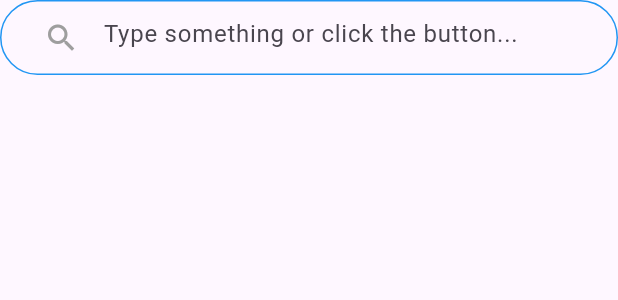
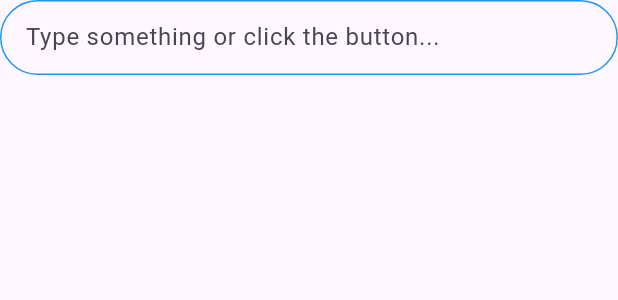
Before and after one commit to vaclisinc/Travelity, a Flutter app: the MyInputField widget shown alone on an empty page, opened directly, on a phone screen of 412 x 824 dp. Shown: the top 300 px of the screen. Run offline on Flutter 3.47's test engine with Material 3 defaults, Android fonts, the phone set to English and light mode, and no system bars; our stand-ins replace equatable, flutter_bloc, get_it, introduction_screen, shared_preferences, timelines; accounts and stored records are empty; network calls fail.

Commit message:
Feat: remove prompt prefix icon

```diff
--- a/lib/features/home/widgets/prompt_field.dart
+++ b/lib/features/home/widgets/prompt_field.dart
@@ -41,10 +41,8 @@ class MyInputField extends StatelessWidget {
               padding: EdgeInsets.symmetric(horizontal: 16.0),
               child: TextField(
                 decoration: InputDecoration(
-                  contentPadding: EdgeInsets.only(top: 10),
                   hintText: 'Type something or click the button...',
                   border: InputBorder.none,
-                  prefixIcon: Icon(Icons.search, color: Colors.grey),
                 ),
               ),
             ),
```
